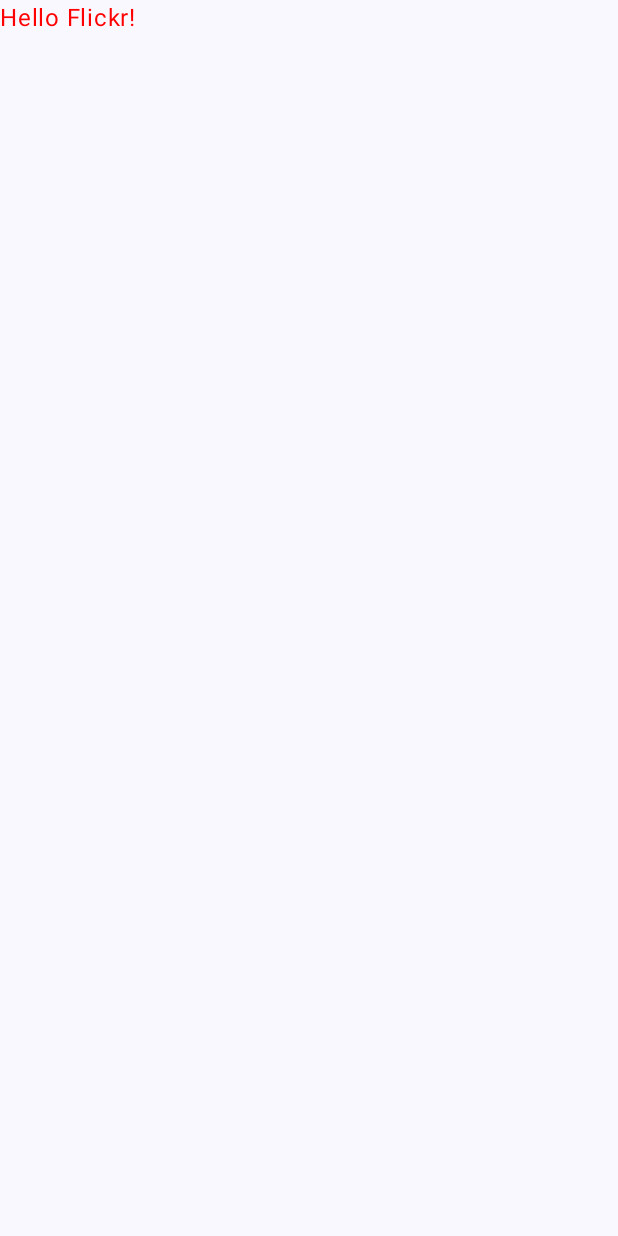
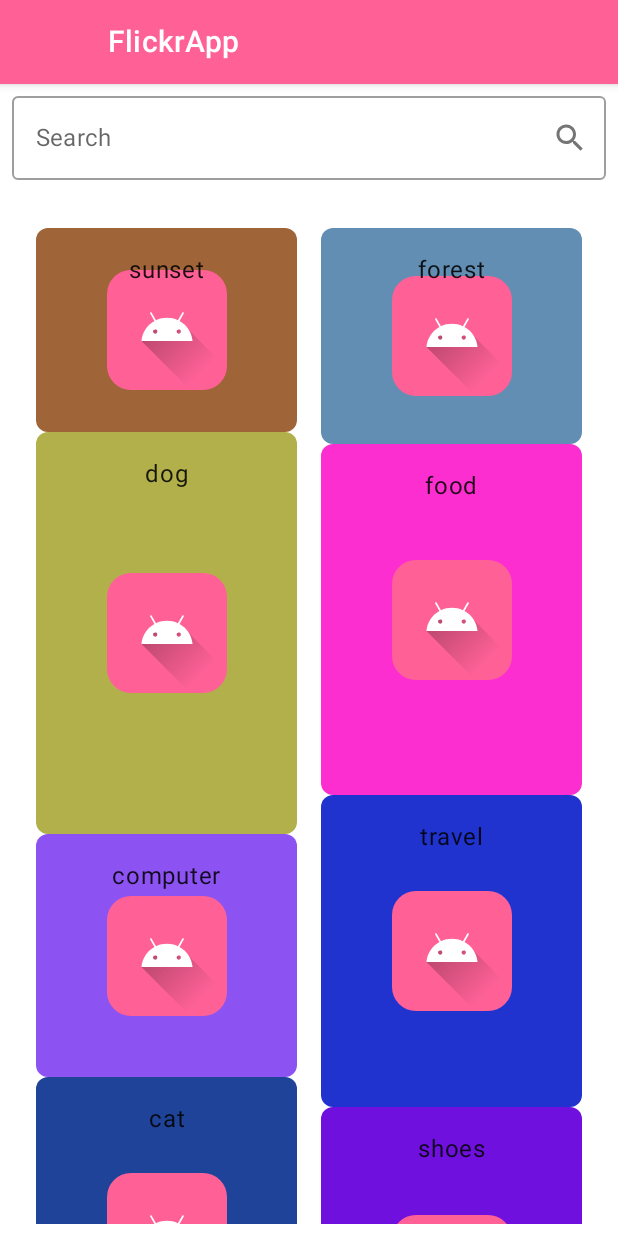
Before and after one commit to AnelCC/FlickrApp, an Android app built with Jetpack Compose: the screen it shows after launch (MainActivity), on a phone screen of 412 x 824 dp. Before the commit the screen is almost empty. Run offline under Robolectric (Android 15) with nearby library versions, the phone set to English and light mode, and no system bars; our stand-ins replace Dagger/Hilt's generated code; 1 statement that could not run was skipped.

Commit message:
[002_UiDevelopment][Anel] Grid of image and search using the view model, compose and navigation

```diff
--- a/app/src/main/AndroidManifest.xml
+++ b/app/src/main/AndroidManifest.xml
@@ -16,6 +16,7 @@
         <activity
             android:name=".MainActivity"
             android:exported="true"
+            android:screenOrientation="portrait"
             android:label="@string/app_name"
             android:theme="@style/Theme.FlickrApp">
             <intent-filter>
--- a/app/src/main/java/com/example/flickrapp/MainActivity.kt
+++ b/app/src/main/java/com/example/flickrapp/MainActivity.kt
@@ -4,9 +4,8 @@
 import androidx.activity.ComponentActivity
 import androidx.activity.compose.setContent
 import androidx.compose.foundation.layout.fillMaxSize
-import androidx.compose.material3.MaterialTheme
-import androidx.compose.material3.Surface
-import androidx.compose.material3.Text
+import androidx.compose.material.MaterialTheme
+import androidx.compose.material.Surface
 import androidx.compose.runtime.Composable
 import androidx.compose.ui.Modifier
 import androidx.compose.ui.tooling.preview.Preview
@@ -20,12 +19,10 @@
         super.onCreate(savedInstanceState)
         setContent {
             FlickrAppTheme {
-                // A surface container using the 'background' color from the theme
                 Surface(
                     modifier = Modifier.fillMaxSize(),
-                    color = MaterialTheme.colorScheme.background
+                    color = MaterialTheme.colors.background
                 ) {
-//                    Greeting("Android")
                     NavigationApp()
                 }
             }
--- a/app/src/main/java/com/example/flickrapp/presentation/FlickrViewModel.kt
+++ b/app/src/main/java/com/example/flickrapp/presentation/FlickrViewModel.kt
@@ -1,6 +1,101 @@
 package com.example.flickrapp.presentation
 
 import androidx.lifecycle.ViewModel
+import androidx.lifecycle.viewModelScope
+import kotlinx.coroutines.delay
+import kotlinx.coroutines.flow.MutableStateFlow
+import kotlinx.coroutines.flow.SharingStarted
+import kotlinx.coroutines.flow.asStateFlow
+import kotlinx.coroutines.flow.combine
+import kotlinx.coroutines.flow.debounce
+import kotlinx.coroutines.flow.onEach
+import kotlinx.coroutines.flow.stateIn
+import kotlinx.coroutines.flow.update
 
 class FlickrViewModel(): ViewModel() {
+
+    private val _searchText = MutableStateFlow("")
+    val searchText = _searchText.asStateFlow()
+
+
+    private val _isSearching = MutableStateFlow(false)
+    val isSearching = _isSearching.asStateFlow()
+
+    private val _picture = MutableStateFlow(pictureList)
+    val pictures = searchText
+        .debounce(500L)
+        .onEach { _isSearching.update { true } }
+        .combine(_picture) { text, pictureMatches ->
+            if(text.isBlank()) {
+                pictureMatches
+            } else {
+                delay(500L)
+                pictureMatches.filter {
+                    it.doesMatchSearchQuery(text)
+                }
+            }
+        }
+        .onEach { _isSearching.update { false } }
+        .stateIn(
+            viewModelScope,
+            SharingStarted.WhileSubscribed(1000),
+            _picture.value
+        )
+    fun onSearchTextChange(text: String) {
+        _searchText.update { text }
+    }
 }
+
+private val pictureList = listOf(
+    Picture(
+        name = "sunset",
+    ),
+    Picture(
+        name = "forest",
+    ),
+    Picture(
+        name = "dog",
+    ),
+    Picture(
+        name = "food",
+    ),
+    Picture(
+        name = "travel",
+    ),
+    Picture(
+        name = "computer",
+    ),
+    Picture(
+        name = "cat",
+    ),
+    Picture(
+        name = "shoes",
+    ),
+    Picture(
+        name = "selfie",
+    ),
+    Picture(
+        name = "beach",
+    ),
+    Picture(
+        name = "house",
+    ),
+    Picture(
+        name = "cars",
+    ),
+)
+
+data class Picture(
+    val name: String,
+) {
+    fun doesMatchSearchQuery(query: String): Boolean {
+        val matchingCombinations = listOf(
+            "$name",
+            "${name.first()}}",
+        )
+
+        return matchingCombinations.any {
+            it.contains(query, ignoreCase = true)
+        }
+    }
+}
--- a/app/src/main/java/com/example/flickrapp/presentation/home/FlickrHomeScreen.kt
+++ b/app/src/main/java/com/example/flickrapp/presentation/home/FlickrHomeScreen.kt
@@ -1,17 +1,74 @@
 package com.example.flickrapp.presentation
 
+import androidx.compose.foundation.ExperimentalFoundationApi
+import androidx.compose.foundation.layout.Column
+import androidx.compose.foundation.layout.Row
+import androidx.compose.foundation.layout.Spacer
 import androidx.compose.foundation.layout.fillMaxSize
-import androidx.compose.material3.Text
+import androidx.compose.foundation.layout.fillMaxWidth
+import androidx.compose.foundation.layout.height
+import androidx.compose.foundation.layout.padding
+import androidx.compose.material.Icon
+import androidx.compose.material.OutlinedTextField
+import androidx.compose.material.Text
+import androidx.compose.material.icons.Icons
+import androidx.compose.material.icons.filled.Search
 import androidx.compose.runtime.Composable
+import androidx.compose.runtime.getValue
 import androidx.compose.ui.Modifier
-import androidx.compose.ui.graphics.Color
+import androidx.compose.ui.res.stringResource
+import androidx.lifecycle.compose.collectAsStateWithLifecycle
 import androidx.navigation.NavController
+import com.example.flickrapp.R
+import com.example.flickrapp.presentation.home.ImagesGrid
+import com.example.flickrapp.presentation.utils.Loading
+import com.example.flickrapp.ui.theme.AppDimension
+import com.example.flickrapp.utils.TopAppBarFlickr
 
+@OptIn(ExperimentalFoundationApi::class)
 @Composable
 fun FlickrHomeScreen(navController: NavController, viewModel: FlickrViewModel) {
-    Text(
-        text = "Hello Flickr!",
-        modifier = Modifier.fillMaxSize(),
-        color = Color.Red
-    )
+    val searchText by viewModel.searchText.collectAsStateWithLifecycle()
+    val isSearching by viewModel.isSearching.collectAsStateWithLifecycle()
+    val pictures by viewModel.pictures.collectAsStateWithLifecycle()
+
+
+    Column() {
+        Row(
+            modifier = Modifier.fillMaxWidth()
+        ) {
+            TopAppBarFlickr(title = stringResource(R.string.app_name)) {
+                navController.backQueue
+            }
+        }
+        Row(
+            modifier = Modifier
+                .fillMaxSize()
+        ) {
+            Column(
+                modifier = Modifier
+                    .fillMaxSize()
+                    .padding(AppDimension.smallPadding)
+            ) {
+                OutlinedTextField(
+                    modifier = Modifier.fillMaxWidth(),
+                    value = searchText,
+                    onValueChange = { viewModel.onSearchTextChange(it) },
+                    trailingIcon = {
+                        Icon(
+                            imageVector = Icons.Default.Search,
+                            contentDescription = stringResource(R.string.search)
+                        )
+                    },
+                    placeholder = { Text(text = stringResource(R.string.search)) }
+                )
+                Spacer(modifier = Modifier.height(AppDimension.normalPadding))
+                if (isSearching) {
+                    Loading()
+                } else {
+                    ImagesGrid(pictures)
+                }
+            }
+        }
+    }
 }
--- /dev/null
+++ b/app/src/main/java/com/example/flickrapp/presentation/home/ImageGrid.kt
@@ -0,0 +1,85 @@
+package com.example.flickrapp.presentation.home
+
+import androidx.compose.foundation.ExperimentalFoundationApi
+import androidx.compose.foundation.Image
+import androidx.compose.foundation.background
+import androidx.compose.foundation.layout.Arrangement
+import androidx.compose.foundation.layout.Box
+import androidx.compose.foundation.layout.PaddingValues
+import androidx.compose.foundation.layout.fillMaxSize
+import androidx.compose.foundation.layout.height
+import androidx.compose.foundation.layout.padding
+import androidx.compose.foundation.layout.size
+import androidx.compose.foundation.lazy.staggeredgrid.LazyVerticalStaggeredGrid
+import androidx.compose.foundation.lazy.staggeredgrid.StaggeredGridCells
+import androidx.compose.foundation.shape.RoundedCornerShape
+import androidx.compose.material.Text
+import androidx.compose.runtime.Composable
+import androidx.compose.ui.Alignment
+import androidx.compose.ui.Modifier
+import androidx.compose.ui.draw.clip
+import androidx.compose.ui.graphics.Color
+import androidx.compose.ui.layout.ContentScale
+import androidx.compose.ui.res.painterResource
+import androidx.compose.ui.text.style.TextAlign
+import androidx.compose.ui.unit.dp
+import com.example.flickrapp.R
+import com.example.flickrapp.presentation.Picture
+import com.example.flickrapp.ui.theme.AppDimension
+import com.example.flickrapp.ui.theme.ExtendedTheme
+import kotlin.random.Random
+
+
+@OptIn(ExperimentalFoundationApi::class)
+@Composable
+fun ImagesGrid(pictures: List<Picture>) {
+    LazyVerticalStaggeredGrid(
+        modifier = Modifier
+            .fillMaxSize(),
+        columns = StaggeredGridCells.Fixed(2),
+        contentPadding = PaddingValues(16.dp),
+        horizontalArrangement = Arrangement.spacedBy(16.dp),
+        verticalArrangement = Arrangement.spacedBy(16.dp)
+    ) {
+        items(pictures.size) {
+            ItemBox(pictures[it])
+        }
+    }
+}
+
+@Composable
+fun ItemBox(item: Picture) {
+    Box(
+        modifier = Modifier
+            .fillMaxSize()
+            .height(Random.nextInt(100, 300).dp)
+            .clip(RoundedCornerShape(AppDimension.smallPadding))
+            .background(
+                Color(
+                    Random.nextLong(0xFFFFFFFF)
+                ).copy(alpha = 1f)
+            ),
+        contentAlignment = Alignment.Center
+    ) {
+        Image(
+            painter = painterResource(
+                id = R.drawable.ic_launcher_foreground,
+            ),
+            contentDescription = "",
+            modifier = Modifier
+                .align(Alignment.Center)
+                .clip(RoundedCornerShape(AppDimension.normalPadding))
+                .background(ExtendedTheme.colors.primary)
+                .size(80.dp),
+            contentScale = ContentScale.Crop,
+        )
+
+        Text(
+            text = "${item.name}",
+            modifier = Modifier
+                .fillMaxSize()
+                .padding(AppDimension.normalPadding),
+            textAlign = TextAlign.Center
+        )
+    }
+}
--- /dev/null
+++ b/app/src/main/java/com/example/flickrapp/presentation/utils/Loanding.kt
@@ -0,0 +1,17 @@
+package com.example.flickrapp.presentation.utils
+
+import androidx.compose.foundation.layout.Box
+import androidx.compose.foundation.layout.fillMaxSize
+import androidx.compose.material.CircularProgressIndicator
+import androidx.compose.runtime.Composable
+import androidx.compose.ui.Alignment
+import androidx.compose.ui.Modifier
+
+@Composable
+fun Loading(){
+    Box(modifier = Modifier.fillMaxSize()) {
+        CircularProgressIndicator(
+            modifier = Modifier.align(Alignment.Center)
+        )
+    }
+}
--- /dev/null
+++ b/app/src/main/java/com/example/flickrapp/ui/theme/AppDimension.kt
@@ -0,0 +1,12 @@
+package com.example.flickrapp.ui.theme
+
+import androidx.compose.ui.unit.dp
+
+class AppDimension {
+    companion object {
+        val defaultPadding = 0.dp
+        val xSmallPadding = 4.dp
+        val smallPadding = 8.dp
+        val normalPadding = 16.dp
+    }
+}
--- a/app/src/main/java/com/example/flickrapp/ui/theme/Color.kt
+++ b/app/src/main/java/com/example/flickrapp/ui/theme/Color.kt
@@ -6,6 +6,8 @@
 val PurpleGrey80 = Color(0xFFCCC2DC)
 val Pink80 = Color(0xFFEFB8C8)
 
-val Purple40 = Color(0xFF6650a4)
-val PurpleGrey40 = Color(0xFF625b71)
-val Pink40 = Color(0xFF7D5260)
+val Pink100 = Color(0xFFFF6197)
+val PinkGrey80 = Color(0xFFFFBFD5)
+val Pink120 = Color(0xFFD6094C)
+val White = Color(0xFFFFFFFF)
+val Black = Color(0xFF000000)
--- a/app/src/main/java/com/example/flickrapp/ui/theme/Theme.kt
+++ b/app/src/main/java/com/example/flickrapp/ui/theme/Theme.kt
@@ -1,56 +1,58 @@
 package com.example.flickrapp.ui.theme
 
 import android.app.Activity
-import android.os.Build
 import androidx.compose.foundation.isSystemInDarkTheme
-import androidx.compose.material3.MaterialTheme
-import androidx.compose.material3.darkColorScheme
-import androidx.compose.material3.dynamicDarkColorScheme
-import androidx.compose.material3.dynamicLightColorScheme
-import androidx.compose.material3.lightColorScheme
+import androidx.compose.material.MaterialTheme
+import androidx.compose.material.darkColors
+import androidx.compose.material.lightColors
 import androidx.compose.runtime.Composable
+import androidx.compose.runtime.CompositionLocalProvider
+import androidx.compose.runtime.Immutable
 import androidx.compose.runtime.SideEffect
+import androidx.compose.runtime.staticCompositionLocalOf
+import androidx.compose.ui.graphics.Color
 import androidx.compose.ui.graphics.toArgb
-import androidx.compose.ui.platform.LocalContext
 import androidx.compose.ui.platform.LocalView
 import androidx.core.view.WindowCompat
 
-private val DarkColorScheme = darkColorScheme(
-    primary = Purple80,
-    secondary = PurpleGrey80,
-    tertiary = Pink80
+private val LightColorScheme = lightColors(
+    primary = Pink100,
+    primaryVariant = PinkGrey80,
+    secondary = Pink120
 )
 
-private val LightColorScheme = lightColorScheme(
-    primary = Purple40,
-    secondary = PurpleGrey40,
-    tertiary = Pink40
-
-    /* Other default colors to override
-    background = Color(0xFFFFFBFE),
-    surface = Color(0xFFFFFBFE),
-    onPrimary = Color.White,
-    onSecondary = Color.White,
-    onTertiary = Color.White,
-    onBackground = Color(0xFF1C1B1F),
-    onSurface = Color(0xFF1C1B1F),
-    */
+@Immutable
+data class ExtendedColors(
+    val primary: Color,
+    val primaryVariant: Color,
+    val secondary: Color,
+    val white: Color,
+    val black: Color
 )
 
+val extendedColors = ExtendedColors (
+    primary = Pink100,
+    primaryVariant = PinkGrey80,
+    secondary = Pink120,
+    white = Color.White,
+    black = Color.Black
+)
+
+val LocalExtendedColors = staticCompositionLocalOf {
+    ExtendedColors(
+        primary = Color.Unspecified,
+        primaryVariant = Color.Unspecified,
+        secondary = Color.Unspecified,
+        white = Color.Unspecified,
+        black = Color.Unspecified
+    )
+}
 @Composable
 fun FlickrAppTheme(
     darkTheme: Boolean = isSystemInDarkTheme(),
-    // Dynamic color is available on Android 12+
-    dynamicColor: Boolean = true,
     content: @Composable () -> Unit
 ) {
     val colorScheme = when {
-        dynamicColor && Build.VERSION.SDK_INT >= Build.VERSION_CODES.S -> {
-            val context = LocalContext.current
-            if (darkTheme) dynamicDarkColorScheme(context) else dynamicLightColorScheme(context)
-        }
-
-        darkTheme -> DarkColorScheme
         else -> LightColorScheme
     }
     val view = LocalView.current
@@ -62,9 +64,19 @@
         }
     }
 
-    MaterialTheme(
-        colorScheme = colorScheme,
-        typography = Typography,
-        content = content
-    )
+    CompositionLocalProvider(
+        LocalExtendedColors provides extendedColors
+    ) {
+        MaterialTheme(
+            colors = colorScheme,
+            typography = Typography,
+            content = content
+        )
+    }
 }
+object ExtendedTheme {
+    val colors: ExtendedColors
+    @Composable
+    get() = LocalExtendedColors.current
+
+}
--- a/app/src/main/java/com/example/flickrapp/ui/theme/Type.kt
+++ b/app/src/main/java/com/example/flickrapp/ui/theme/Type.kt
@@ -1,34 +1,31 @@
 package com.example.flickrapp.ui.theme
 
-import androidx.compose.material3.Typography
+import androidx.compose.material.Typography
 import androidx.compose.ui.text.TextStyle
 import androidx.compose.ui.text.font.FontFamily
 import androidx.compose.ui.text.font.FontWeight
 import androidx.compose.ui.unit.sp
 
-// Set of Material typography styles to start with
 val Typography = Typography(
-    bodyLarge = TextStyle(
+    body1 = TextStyle(
         fontFamily = FontFamily.Default,
         fontWeight = FontWeight.Normal,
         fontSize = 16.sp,
         lineHeight = 24.sp,
         letterSpacing = 0.5.sp
-    )
-    /* Other default text styles to override
-    titleLarge = TextStyle(
+    ),
+    h1 = TextStyle(
         fontFamily = FontFamily.Default,
         fontWeight = FontWeight.Normal,
         fontSize = 22.sp,
         lineHeight = 28.sp,
         letterSpacing = 0.sp
     ),
-    labelSmall = TextStyle(
+    h2 = TextStyle(
         fontFamily = FontFamily.Default,
         fontWeight = FontWeight.Medium,
         fontSize = 11.sp,
         lineHeight = 16.sp,
         letterSpacing = 0.5.sp
     )
-    */
 )
--- /dev/null
+++ b/app/src/main/java/com/example/flickrapp/utils/TopAppBarFlickr.kt
@@ -0,0 +1,51 @@
+package com.example.flickrapp.utils
+
+import android.content.res.Resources.Theme
+import androidx.compose.material.Icon
+import androidx.compose.material.IconButton
+import androidx.compose.material.Text
+import androidx.compose.material.TopAppBar
+import androidx.compose.material.icons.Icons
+import androidx.compose.material.icons.filled.ArrowBack
+import androidx.compose.material.icons.filled.Close
+import androidx.compose.runtime.Composable
+import androidx.compose.ui.res.stringResource
+import com.example.flickrapp.R
+import com.example.flickrapp.ui.theme.AppDimension.Companion.xSmallPadding
+import com.example.flickrapp.ui.theme.ExtendedTheme
+
+@Composable
+fun TopAppBarFlickr(title: String, imageVectorType: ImageVector = ImageVector.NONE, onClickBack: () -> Unit) {
+    val imageVector = when (imageVectorType) {
+        ImageVector.NONE -> null
+        ImageVector.ARROW -> Icons.Filled.ArrowBack
+        ImageVector.CLOSE -> Icons.Filled.Close
+    }
+
+    TopAppBar(
+        title = {
+            Text(text = title)
+        },
+        navigationIcon = {
+            IconButton(onClick = {
+                onClickBack.invoke()
+            }) {
+                imageVector?.let {
+                    Icon(
+                        imageVector,
+                        stringResource(id = R.string.go_back)
+                    )
+                }
+            }
+        },
+        backgroundColor = ExtendedTheme.colors.primary,
+        contentColor = ExtendedTheme.colors.white,
+        elevation = xSmallPadding,
+    )
+}
+
+enum class ImageVector(val imageVectorId: Int){
+    NONE(0),
+    ARROW(1),
+    CLOSE(2)
+}
--- a/app/src/main/res/values/strings.xml
+++ b/app/src/main/res/values/strings.xml
@@ -1,3 +1,5 @@
 <resources>
     <string name="app_name">FlickrApp</string>
+    <string name="go_back">Go Back</string>
+    <string name="search">Search</string>
 </resources>
```
Also changed, not shown: app/build.gradle (+23 -10 lines), build.gradle (+7 -0 lines), 1 other file.
